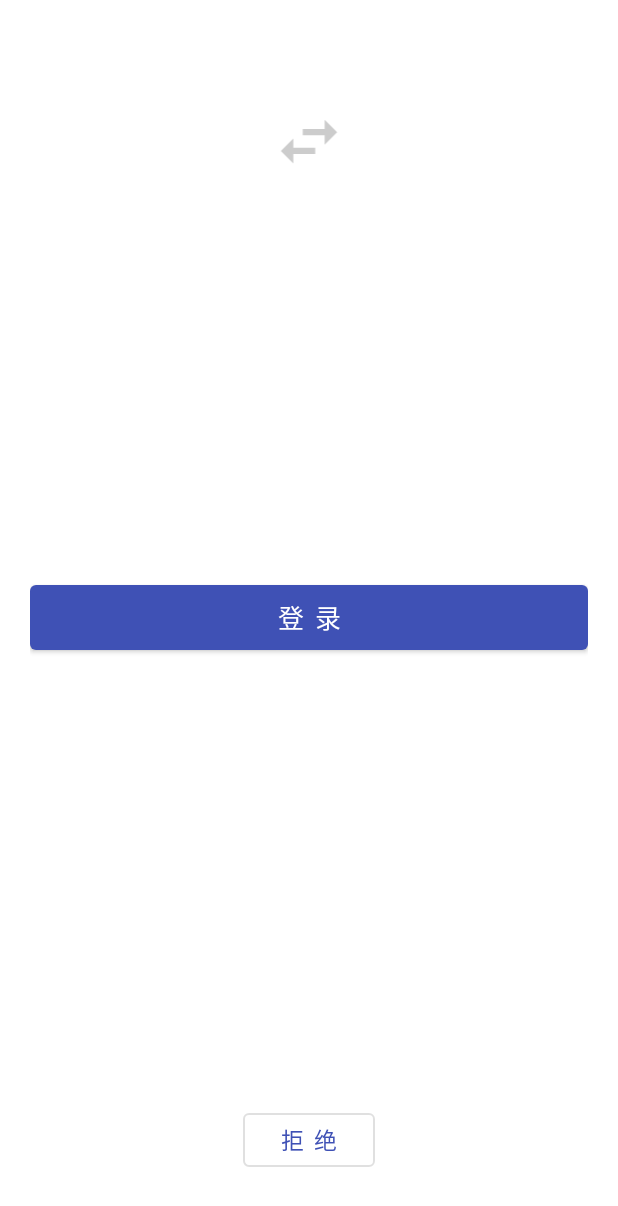
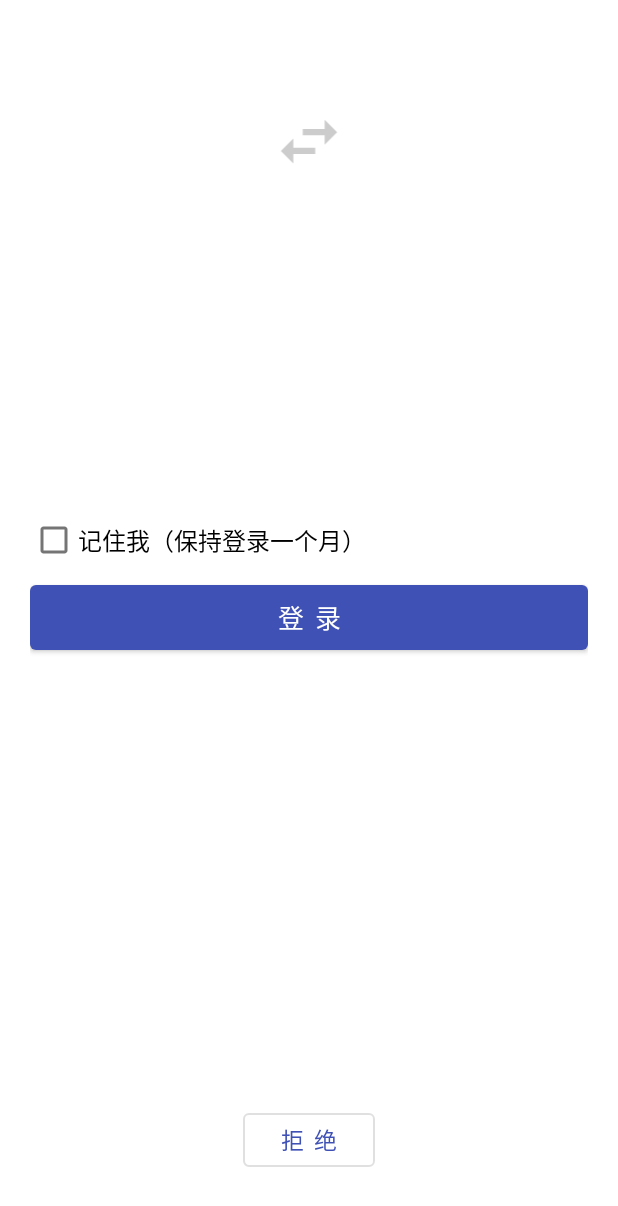
Before and after one commit to onlyid/onlyid-app-android, an Android app: the layout activity_authorize.xml on its own in the app's theme, with its tools: preview values and no code run, on a phone screen of 412 x 824 dp. Shown: the top 1206 px of the screen. Run offline under Robolectric (Android 15) with nearby library versions, the phone set to English and light mode, and no system bars; plain views replace RoundedImageView.

Commit message:
feat: 完成保持登录功能

```diff
--- a/app/src/main/java/net/onlyid/entity/User.java
+++ b/app/src/main/java/net/onlyid/entity/User.java
@@ -36,7 +36,7 @@ public class User {
     @JsonFormat(pattern = Constants.DATE_TIME_FORMAT)
     public LocalDateTime createDate;
     @JsonFormat(pattern = Constants.DATE_TIME_FORMAT)
-    public LocalDateTime passwordUpdateDate;
+    public LocalDateTime updatePasswordDate;
     public String description;
     public Integer creator;
 }
--- a/app/src/main/java/net/onlyid/scan_login/AuthorizeActivity.java
+++ b/app/src/main/java/net/onlyid/scan_login/AuthorizeActivity.java
@@ -100,6 +100,7 @@ public class AuthorizeActivity extends AppCompatActivity {
     void handleResult(boolean result) {
         try {
             jsonObject.put("result", result);
+            jsonObject.put("keepLoggedIn", binding.checkBox.isChecked());
         } catch (JSONException e) {
             e.printStackTrace();
         }
--- a/app/src/main/res/layout/activity_authorize.xml
+++ b/app/src/main/res/layout/activity_authorize.xml
@@ -69,6 +69,14 @@
                     android:textColor="@color/text_primary" />
             </LinearLayout>
         </LinearLayout>
+
+        <CheckBox
+            android:id="@+id/check_box"
+            android:layout_width="wrap_content"
+            android:layout_height="wrap_content"
+            android:layout_above="@id/login_button"
+            android:text="记住我（保持登录一个月）"
+            android:textSize="@dimen/text2" />
 
         <Button
             android:id="@+id/login_button"
```
